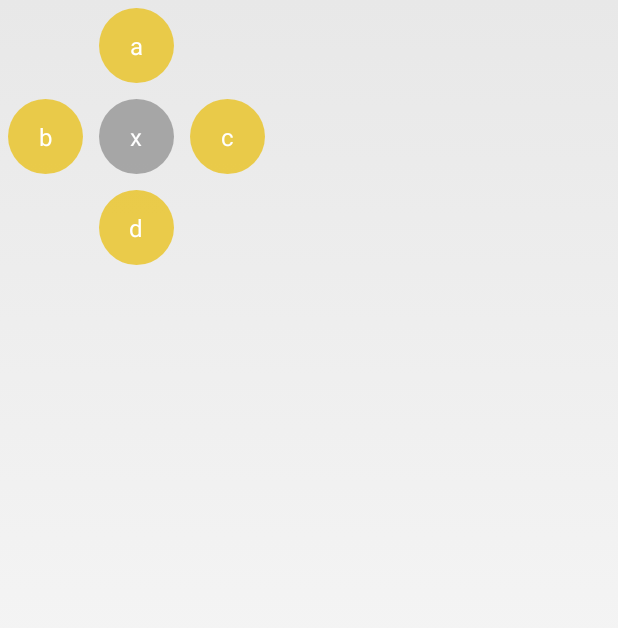
After one commit to JisunPark/Android-ViewPagerCalendar, an Android app: the layout dialog_contents_menu.xml on its own in the app's theme, with its tools: preview values and no code run, on a phone screen of 412 x 824 dp. The commit adds this screen. Shown: the top 628 px of the screen. Run offline under Robolectric (Android 15) with nearby library versions, the phone set to English and light mode, and no system bars.

Commit message:
add custom dialog

```diff
--- a/app/src/main/java/com/suminjin/calendar/CalendarUtils.java
+++ b/app/src/main/java/com/suminjin/calendar/utils/CalendarUtils.java
@@ -1,4 +1,6 @@
-package com.suminjin.calendar;
+package com.suminjin.calendar.utils;
+
+import com.suminjin.calendar.CalendarPagerAdapter;
 
 import java.util.Calendar;
 import java.util.Locale;
--- a/app/src/main/java/com/suminjin/calendar/MonthPickerDialog.java
+++ b/app/src/main/java/com/suminjin/calendar/widget/MonthPickerDialog.java
@@ -1,4 +1,4 @@
-package com.suminjin.calendar;
+package com.suminjin.calendar.widget;
 
 import android.app.Dialog;
 import android.content.Context;
@@ -7,6 +7,8 @@ import android.view.View;
 import android.view.Window;
 import android.view.WindowManager;
 import android.widget.NumberPicker;
+
+import com.suminjin.calendar.R;
 
 /**
  * Created by parkjisun on 2017. 3. 28..
--- /dev/null
+++ b/app/src/main/res/drawable/bg_btn_popup_close.xml
@@ -0,0 +1,5 @@
+<?xml version="1.0" encoding="utf-8"?>
+<shape xmlns:android="http://schemas.android.com/apk/res/android"
+    android:shape="oval">
+    <solid android:color="#af888888" />
+</shape>
--- /dev/null
+++ b/app/src/main/res/drawable/bg_btn_popup_menu.xml
@@ -0,0 +1,5 @@
+<?xml version="1.0" encoding="utf-8"?>
+<shape xmlns:android="http://schemas.android.com/apk/res/android"
+    android:shape="oval">
+    <solid android:color="#afeabd00" />
+</shape>
--- /dev/null
+++ b/app/src/main/res/layout/dialog_contents_menu.xml
@@ -0,0 +1,34 @@
+<?xml version="1.0" encoding="utf-8"?>
+<GridLayout xmlns:android="http://schemas.android.com/apk/res/android"
+    android:id="@+id/layout"
+    android:layout_width="wrap_content"
+    android:layout_height="wrap_content"
+    android:columnCount="3">
+
+    <TextView
+        style="@style/PopupMenuButton"
+        android:layout_columnSpan="3"
+        android:layout_gravity="center_horizontal"
+        android:text="a" />
+
+    <TextView
+        style="@style/PopupMenuButton"
+        android:text="b" />
+
+    <TextView
+        android:id="@+id/btnClose"
+        style="@style/PopupMenuButton"
+        android:background="@drawable/bg_btn_popup_close"
+        android:text="x" />
+
+    <TextView
+        style="@style/PopupMenuButton"
+        android:text="c" />
+
+
+    <TextView
+        style="@style/PopupMenuButton"
+        android:layout_columnSpan="3"
+        android:layout_gravity="center_horizontal"
+        android:text="d" />
+</GridLayout>
--- a/app/src/main/res/layout/fragment_calendar.xml
+++ b/app/src/main/res/layout/fragment_calendar.xml
@@ -1,5 +1,5 @@
 <?xml version="1.0" encoding="utf-8"?>
-<com.suminjin.calendar.CalendarScrollView xmlns:android="http://schemas.android.com/apk/res/android"
+<com.suminjin.calendar.widget.CalendarScrollView xmlns:android="http://schemas.android.com/apk/res/android"
     android:id="@+id/scrollViewCalendar"
     android:layout_width="match_parent"
     android:layout_height="match_parent" />
--- a/app/src/main/res/layout/layout_calendar_day_contents.xml
+++ b/app/src/main/res/layout/layout_calendar_day_contents.xml
@@ -5,6 +5,7 @@
     android:orientation="vertical">
 
     <TextView
+        android:id="@+id/txtContents"
         android:layout_width="match_parent"
         android:layout_height="match_parent"
         android:text="test" />
--- a/app/src/main/res/values/styles.xml
+++ b/app/src/main/res/values/styles.xml
@@ -29,4 +29,13 @@
         <item name="android:textSize">14sp</item>
     </style>
 
+    <style name="PopupMenuButton" parent="android:Widget.Button">
+        <item name="android:layout_width">50dp</item>
+        <item name="android:layout_height">50dp</item>
+        <item name="android:background">@drawable/bg_btn_popup_menu</item>
+        <item name="android:gravity">center</item>
+        <item name="android:textColor">#fff</item>
+        <item name="android:textSize">16sp</item>
+        <item name="android:layout_margin">5dp</item>
+    </style>
 </resources>
```
Also changed, not shown: app/src/main/java/com/suminjin/calendar/CalendarActivity.java (+10 -3 lines), app/src/main/java/com/suminjin/calendar/CalendarFragment.java (+3 -4 lines), app/src/main/java/com/suminjin/calendar/DisplayUtils.java (deleted, +0 -30 lines), app/src/main/java/com/suminjin/calendar/utils/AnimationUtils.java (renamed from app/src/main/java/com/suminjin/calendar/AnimationUtils.java, +28 -1 lines), app/src/main/java/com/suminjin/calendar/widget/CalendarScrollView.java (renamed from app/src/main/java/com/suminjin/calendar/CalendarScrollView.java, +41 -10 lines), app/src/main/java/com/suminjin/calendar/widget/ContentsMenuDialog.java (added, +42 -0 lines), app/src/main/java/com/suminjin/calendar/widget/CustomProgressDialog.java (added, +31 -0 lines), app/src/main/res/drawable/custom_progress_dialog.xml (added, +25 -0 lines), app/src/main/res/layout/layout_custom_progress_dialog.xml (added, +8 -0 lines), 1 other file.
